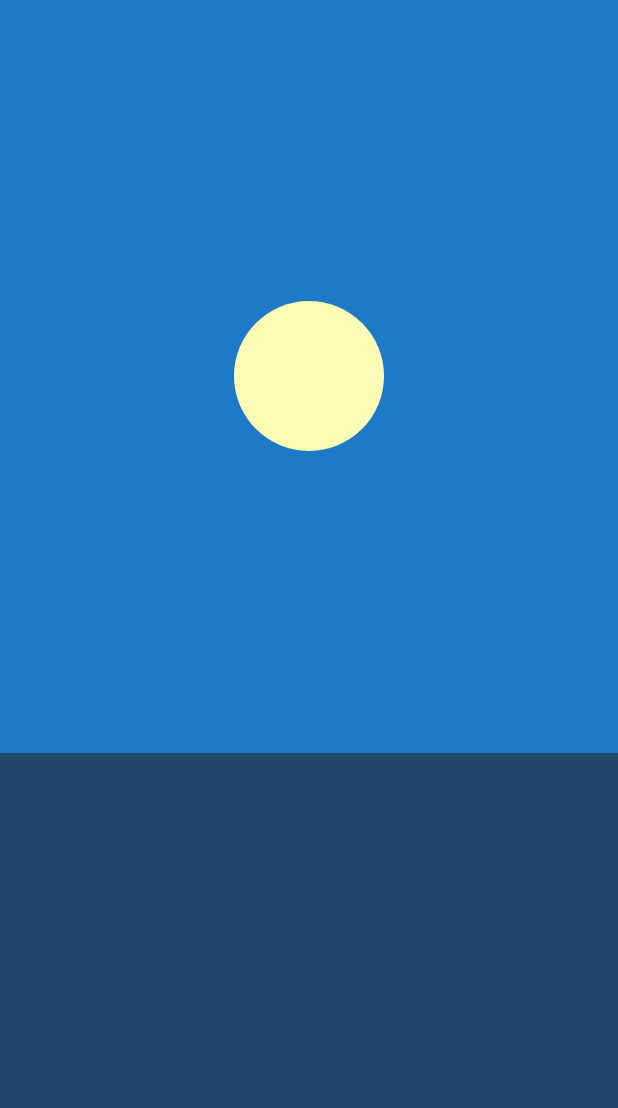
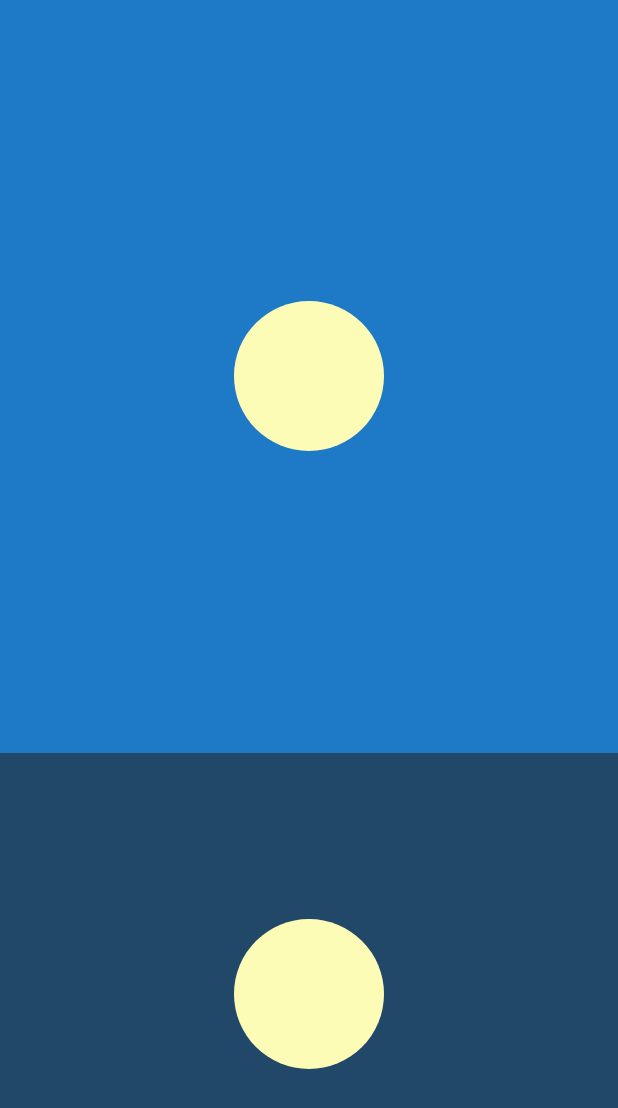
Before and after one commit to BobMing/Sunset, an Android app: the layout fragment_sunset.xml on its own in the app's theme, with its tools: preview values and no code run, on a phone screen of 412 x 824 dp. Shown: the top 1108 px of the screen. Run offline under Robolectric (Android 15) with nearby library versions, the phone set to English and light mode, and no system bars.

Commit message:
Finish some of the challenge
完成挑战任务之倒影

```diff
--- a/app/src/main/AndroidManifest.xml
+++ b/app/src/main/AndroidManifest.xml
@@ -4,7 +4,7 @@
 
     <application
         android:allowBackup="true"
-        android:icon="@mipmap/ic_launcher"
+        android:icon="@drawable/icon"
         android:label="@string/app_name"
         android:supportsRtl="true"
         android:theme="@style/AppTheme">
--- /dev/null
+++ b/app/src/main/res/drawable/sun_reflection.xml
@@ -0,0 +1,5 @@
+<?xml version="1.0" encoding="utf-8"?>
+<shape xmlns:android="http://schemas.android.com/apk/res/android"
+    android:shape="oval">
+    <solid android:color="@color/bright_sun"/>
+</shape>
--- a/app/src/main/res/layout/activity_sunset.xml
+++ b/app/src/main/res/layout/activity_sunset.xml
@@ -5,10 +5,6 @@
     android:id="@+id/activity_sunset"
     android:layout_width="match_parent"
     android:layout_height="match_parent"
-    android:paddingBottom="@dimen/activity_vertical_margin"
-    android:paddingLeft="@dimen/activity_horizontal_margin"
-    android:paddingRight="@dimen/activity_horizontal_margin"
-    android:paddingTop="@dimen/activity_vertical_margin"
     tools:context="com.bignerdranch.android.sunset.SunsetActivity">
 
     <TextView
--- a/app/src/main/res/layout/fragment_sunset.xml
+++ b/app/src/main/res/layout/fragment_sunset.xml
@@ -18,10 +18,18 @@
             android:src="@drawable/sun"/>
     </FrameLayout>
 
-    <View
+    <FrameLayout
         android:id="@+id/sea"
         android:layout_width="match_parent"
         android:layout_height="0dp"
         android:layout_weight="0.39"
-        android:background="@color/sea"/>
+        android:background="@color/sea">
+
+        <ImageView
+            android:id="@+id/sunReflection"
+            android:layout_width="100dp"
+            android:layout_height="100dp"
+            android:layout_gravity="center"
+            android:src="@drawable/sun"/>
+    </FrameLayout>
 </LinearLayout>
```
Also changed, not shown: app/src/main/java/com/bignerdranch/android/sunset/SunsetFragment.java (+59 -12 lines), app/src/main/res/drawable/icon.png (added).
